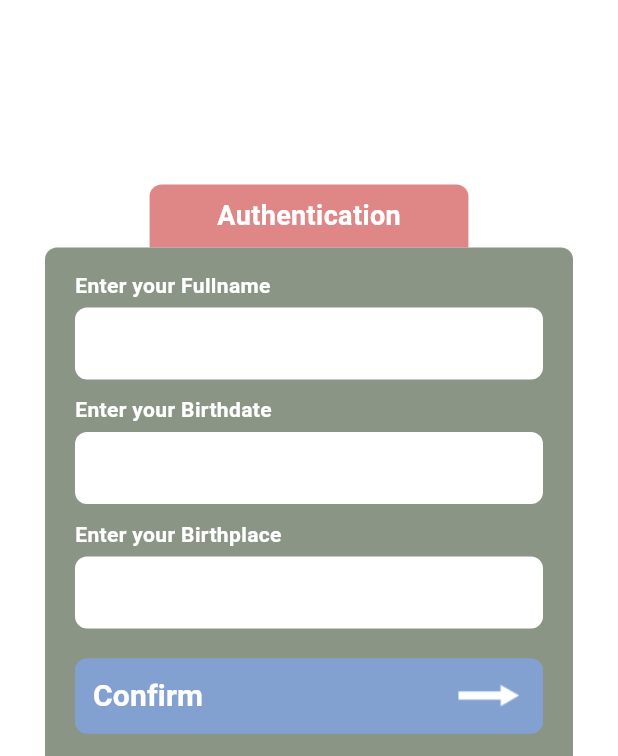
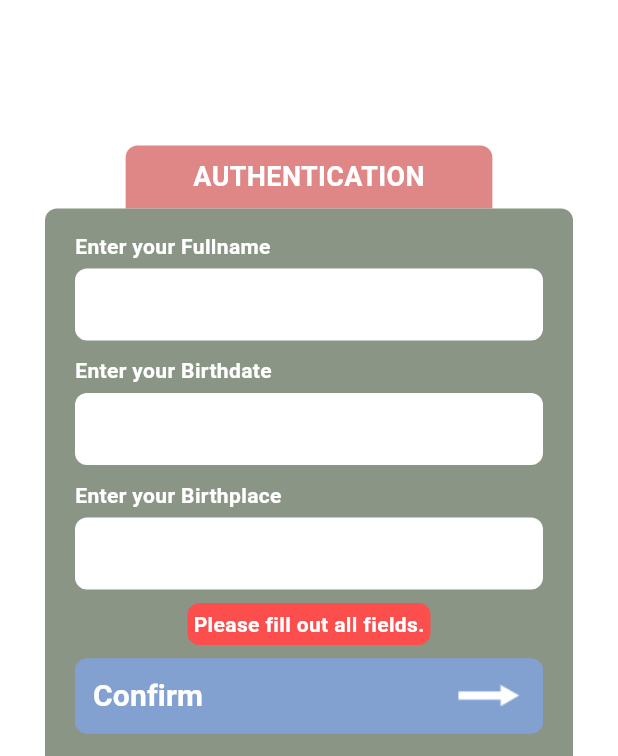
Before and after one commit to yuzaku/tekber-fp, a Flutter app: the AuthenticationRegistration screen opened directly, after a tap on "Confirm", on a phone screen of 412 x 824 dp, the part 480-1236 px from its top. Run offline on Flutter 3.47's test engine with Material 3 defaults, Android fonts, the light colour scheme and no system bars; our stand-ins replace shared_preferences; accounts and stored records are empty; project files that could hold a hidden picture were left out.

Commit message:
message session authentication registration

```diff
--- a/lib/screens/authentication_registration.dart
+++ b/lib/screens/authentication_registration.dart
@@ -21,8 +21,37 @@ class MyApp extends StatelessWidget {
   }
 }
 
-class AuthenticationRegistration extends StatelessWidget {
+class AuthenticationRegistration extends StatefulWidget {
   const AuthenticationRegistration({super.key});
+
+  @override
+  _AuthenticationRegistrationState createState() => _AuthenticationRegistrationState();
+}
+
+class _AuthenticationRegistrationState extends State<AuthenticationRegistration> {
+  final _fullNameController = TextEditingController();
+  final _birthdateController = TextEditingController();
+  final _birthplaceController = TextEditingController();
+
+  String _message = "";
+  Color _messageColor = Colors.transparent;
+  Color _messageBackgroundColor = Colors.transparent;
+
+  void _validateInput() {
+    setState(() {
+      if (_fullNameController.text.isNotEmpty &&
+          _birthdateController.text.isNotEmpty &&
+          _birthplaceController.text.isNotEmpty) {
+        _message = "All fields are valid!";
+        _messageColor = Colors.white;
+        _messageBackgroundColor = Color(0xff3E9B08);
+      } else {
+        _message = "Please fill out all fields.";
+        _messageColor = Colors.white;
+        _messageBackgroundColor = Color(0xffFD4E4E);
+      }
+    });
+  }
 
   @override
   Widget build(BuildContext context) {
@@ -46,7 +75,7 @@ class AuthenticationRegistration extends StatelessWidget {
                 ],
               ),
             ),
-            Spacer(),
+            const Spacer(),
             // Authentication Form Container - Sticks to the bottom
             Container(
               padding: const EdgeInsets.only(
@@ -63,7 +92,7 @@ class AuthenticationRegistration extends StatelessWidget {
               child: const Column(
                 children: [
                   Text(
-                    'Authentication',
+                    'AUTHENTICATION',
                     style: TextStyle(
                       fontSize: 18,
                       fontWeight: FontWeight.bold,
@@ -76,16 +105,13 @@ class AuthenticationRegistration extends StatelessWidget {
             // Input Form Container
             Container(
               padding: const EdgeInsets.only(
-                top: 15,
-                left: 20,
-                right: 20,
-                bottom: 15),
+                  top: 15, left: 20, right: 20, bottom: 15),
               margin: const EdgeInsets.symmetric(horizontal: 30),
               decoration: BoxDecoration(
                 color: const Color(0xff8A9586),
-                borderRadius: BorderRadius.only(
-                  topLeft: Radius.circular(8),
-                  topRight: Radius.circular(8)),
+                borderRadius: const BorderRadius.only(
+                    topLeft: Radius.circular(8),
+                    topRight: Radius.circular(8)),
               ),
               child: Column(
                 children: [
@@ -103,18 +129,20 @@ class AuthenticationRegistration extends StatelessWidget {
                   const SizedBox(height: 5),
                   // Full Name Input
                   TextField(
+                    controller: _fullNameController,
                     decoration: InputDecoration(
                       fillColor: Colors.white,
                       filled: true,
-                      border: InputBorder.none, // Remove outline border
-                      contentPadding: EdgeInsets.symmetric(horizontal: 10, vertical: 8), // Reduced vertical padding for smaller height
+                      border: InputBorder.none,
+                      contentPadding: const EdgeInsets.symmetric(
+                          horizontal: 10, vertical: 8),
                       enabledBorder: OutlineInputBorder(
                         borderRadius: BorderRadius.circular(8),
-                        borderSide: BorderSide.none, // No border side
+                        borderSide: BorderSide.none,
                       ),
                       focusedBorder: OutlineInputBorder(
                         borderRadius: BorderRadius.circular(8),
-                        borderSide: BorderSide.none, // No border side
+                        borderSide: BorderSide.none,
                       ),
                     ),
                   ),
@@ -133,18 +161,20 @@ class AuthenticationRegistration extends StatelessWidget {
                   const SizedBox(height: 5),
                   // Birthdate Input
                   TextField(
+                    controller: _birthdateController,
                     decoration: InputDecoration(
                       fillColor: Colors.white,
                       filled: true,
-                      border: InputBorder.none, // Remove outline border
-                      contentPadding: EdgeInsets.symmetric(horizontal: 10, vertical: 8), // Reduced vertical padding for smaller height
+                      border: InputBorder.none,
+                      contentPadding: const EdgeInsets.symmetric(
+                          horizontal: 10, vertical: 8),
                       enabledBorder: OutlineInputBorder(
                         borderRadius: BorderRadius.circular(8),
-                        borderSide: BorderSide.none, // No border side
+                        borderSide: BorderSide.none,
                       ),
                       focusedBorder: OutlineInputBorder(
                         borderRadius: BorderRadius.circular(8),
-                        borderSide: BorderSide.none, // No border side
+                        borderSide: BorderSide.none,
                       ),
                     ),
                   ),
@@ -163,33 +193,55 @@ class AuthenticationRegistration extends StatelessWidget {
                   const SizedBox(height: 5),
                   // Birthplace Input
                   TextField(
+                    controller: _birthplaceController,
                     decoration: InputDecoration(
                       fillColor: Colors.white,
                       filled: true,
-                      border: InputBorder.none, // Remove outline border
-                      contentPadding: EdgeInsets.symmetric(horizontal: 10, vertical: 8), // Reduced vertical padding for smaller height
+                      border: InputBorder.none,
+                      contentPadding: const EdgeInsets.symmetric(
+                          horizontal: 10, vertical: 8),
                       enabledBorder: OutlineInputBorder(
                         borderRadius: BorderRadius.circular(8),
-                        borderSide: BorderSide.none, // No border side
+                        borderSide: BorderSide.none,
                       ),
                       focusedBorder: OutlineInputBorder(
                         borderRadius: BorderRadius.circular(8),
-                        borderSide: BorderSide.none, // No border side
+                        borderSide: BorderSide.none,
                       ),
                     ),
                   ),
-                  const SizedBox(height: 20),
+                  const SizedBox(height: 5),
+                  // Message Session
+                  Card(
+                    color: _messageBackgroundColor, // Optional: Set card color
+                    elevation: 0,
+                    shape: RoundedRectangleBorder(
+                      borderRadius: BorderRadius.circular(8.0), // Optional: Set border radius
+                    ),
+                    child: Padding(
+                      padding: const EdgeInsets.all(4.0), // Add padding inside the card
+                      child: Text(
+                        _message,
+                        style: TextStyle(
+                          color: _messageColor,
+                          fontWeight: FontWeight.bold,
+                        ),
+                      ),
+                    ),
+                  ),
+                  const SizedBox(height: 5),
                   // Confirm Button
                   TextButton(
-                    onPressed: () {},
+                    onPressed: _validateInput,
                     style: TextButton.styleFrom(
-                      backgroundColor: Color(0xff82A1D1),
+                      backgroundColor: const Color(0xff82A1D1),
                       foregroundColor: Colors.white,
-                      padding: EdgeInsets.symmetric(horizontal: 12),
+                      padding: const EdgeInsets.symmetric(horizontal: 12),
                       shape: RoundedRectangleBorder(
-                      borderRadius: BorderRadius.circular(8), // Border radius of 8
-                      side: BorderSide(color: Color(0xff82A1D1), width: 2), // Border color and width
-                    ), // Text color
+                        borderRadius: BorderRadius.circular(8),
+                        side: const BorderSide(
+                            color: Color(0xff82A1D1), width: 2),
+                      ),
                     ),
                     child: Row(
                       mainAxisAlignment: MainAxisAlignment.spaceBetween,
```
